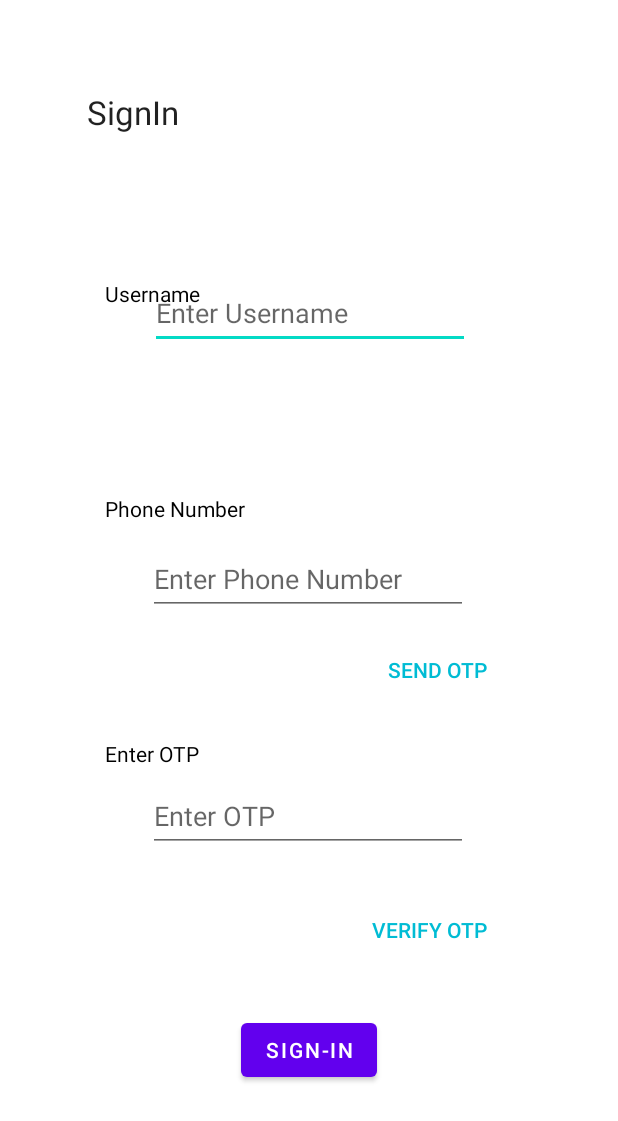
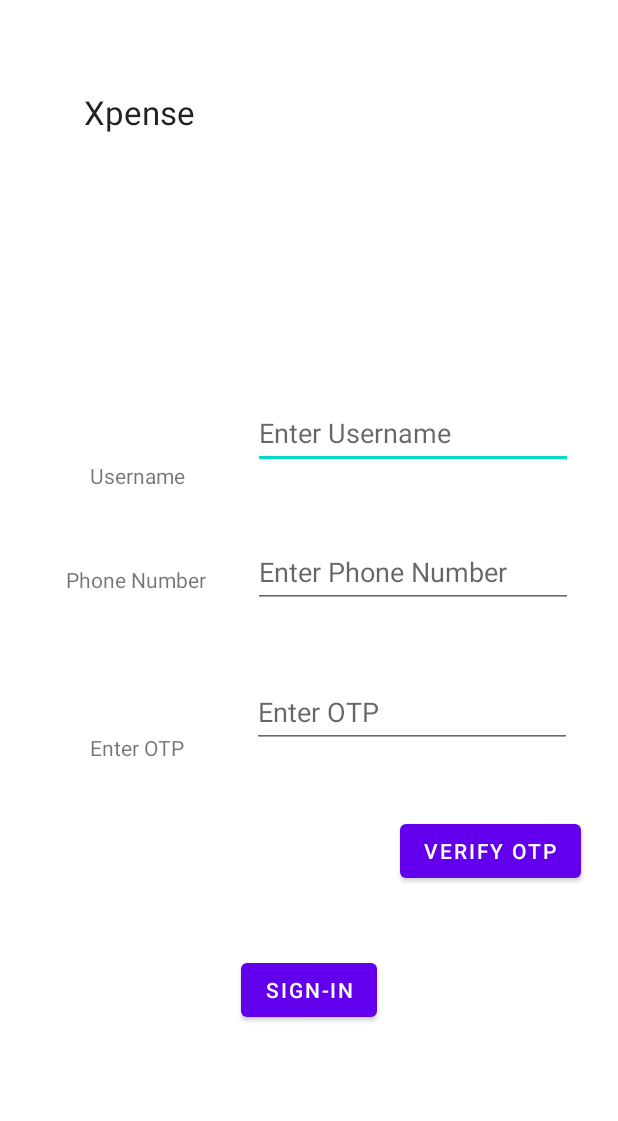
Before and after one commit to sksingh2/Xpense, an Android app: the layout activity_signin_page.xml on its own in the app's theme, with its tools: preview values and no code run, on a phone screen of 412 x 824 dp. Shown: the top 1121 px of the screen. Run offline under Robolectric (Android 15) with nearby library versions, the phone set to English and light mode, and no system bars.

Commit message:
small commit in sign up

```diff
--- a/app/src/main/res/layout/activity_signin_page.xml
+++ b/app/src/main/res/layout/activity_signin_page.xml
@@ -7,26 +7,24 @@
     tools:context=".SigninPage">
 
     <EditText
-        android:id="@+id/EnterUsername"
+        android:id="@+id/editTextTextPersonName"
         android:layout_width="wrap_content"
         android:layout_height="wrap_content"
-        android:layout_marginTop="180dp"
+        android:layout_marginTop="220dp"
+        android:layout_marginEnd="30dp"
         android:ems="10"
         android:hint="Enter Username"
         android:inputType="textPersonName"
         android:minHeight="48dp"
-        app:layout_constraintBottom_toTopOf="@+id/EnterPhoneNumber"
+        app:layout_constraintBottom_toTopOf="@+id/editTextPhone"
         app:layout_constraintEnd_toEndOf="parent"
-        app:layout_constraintHorizontal_bias="0.502"
-        app:layout_constraintStart_toStartOf="parent"
-        app:layout_constraintTop_toTopOf="parent"
-        app:layout_constraintVertical_bias="0.035" />
+        app:layout_constraintTop_toTopOf="parent" />
 
     <Button
         android:id="@+id/buttonSignUp"
         android:layout_width="wrap_content"
         android:layout_height="wrap_content"
-        android:layout_marginBottom="100dp"
+        android:layout_marginBottom="140dp"
         android:text="Sign-in"
         app:layout_constraintBottom_toBottomOf="parent"
         app:layout_constraintEnd_toEndOf="parent"
@@ -36,45 +34,46 @@
         android:id="@+id/username"
         android:layout_width="wrap_content"
         android:layout_height="wrap_content"
+        android:layout_marginStart="60dp"
+        android:layout_marginEnd="80dp"
+        android:layout_marginBottom="50dp"
         android:text="Username"
-        android:textColor="#000000"
         app:layout_constraintBottom_toTopOf="@+id/phoneNumber"
-        app:layout_constraintEnd_toEndOf="parent"
-        app:layout_constraintHorizontal_bias="0.201"
+        app:layout_constraintEnd_toStartOf="@+id/editTextTextPersonName"
+        app:layout_constraintHorizontal_bias="0.0"
         app:layout_constraintStart_toStartOf="parent"
-        app:layout_constraintTop_toBottomOf="@+id/signIn"
-        app:layout_constraintVertical_bias="0.437" />
+        app:layout_constraintTop_toBottomOf="@+id/app_name"
+        app:layout_constraintVertical_bias="1.0" />
 
     <TextView
         android:id="@+id/phoneNumber"
         android:layout_width="wrap_content"
         android:layout_height="wrap_content"
-        android:layout_marginBottom="144dp"
+        android:layout_marginStart="60dp"
+        android:layout_marginTop="194dp"
+        android:layout_marginEnd="47dp"
         android:text="Phone Number"
-        android:textColor="#000000"
-        app:layout_constraintBottom_toTopOf="@+id/EnterOtp"
-        app:layout_constraintEnd_toEndOf="parent"
-        app:layout_constraintHorizontal_bias="0.22"
+        app:layout_constraintBottom_toTopOf="@+id/getOtp"
+        app:layout_constraintEnd_toStartOf="@+id/editTextTextPersonName"
+        app:layout_constraintStart_toStartOf="parent"
+        app:layout_constraintTop_toBottomOf="@+id/app_name" />
+
+    <TextView
+        android:id="@+id/getOtp"
+        android:layout_width="wrap_content"
+        android:layout_height="wrap_content"
+        android:layout_marginStart="60dp"
+        android:layout_marginBottom="128dp"
+        android:text="Enter OTP"
+        app:layout_constraintBottom_toTopOf="@+id/buttonSignUp"
         app:layout_constraintStart_toStartOf="parent" />
 
     <TextView
-        android:id="@+id/EnterOtp"
-        android:layout_width="wrap_content"
-        android:layout_height="wrap_content"
-        android:layout_marginBottom="312dp"
-        android:text="Enter OTP"
-        android:textColor="#000000"
-        app:layout_constraintBottom_toBottomOf="parent"
-        app:layout_constraintEnd_toEndOf="parent"
-        app:layout_constraintHorizontal_bias="0.201"
-        app:layout_constraintStart_toStartOf="parent" />
-
-    <TextView
-        android:id="@+id/signIn"
+        android:id="@+id/app_name"
         android:layout_width="wrap_content"
         android:layout_height="wrap_content"
         android:layout_marginTop="60dp"
-        android:text="SignIn"
+        android:text="Xpense"
         android:textAppearance="@style/TextAppearance.AppCompat.Large"
         app:layout_constraintEnd_toEndOf="parent"
         app:layout_constraintHorizontal_bias="0.166"
@@ -82,60 +81,44 @@
         app:layout_constraintTop_toTopOf="parent" />
 
     <EditText
-        android:id="@+id/OtpPassword"
+        android:id="@+id/editTextNumberPassword"
         android:layout_width="wrap_content"
         android:layout_height="wrap_content"
-        android:layout_marginBottom="12dp"
+        android:layout_marginEnd="30dp"
         android:ems="10"
         android:hint="Enter OTP"
         android:inputType="numberPassword"
         android:minHeight="48dp"
         app:layout_constraintBottom_toTopOf="@+id/VerifyOTP"
         app:layout_constraintEnd_toEndOf="parent"
-        app:layout_constraintHorizontal_bias="0.497"
-        app:layout_constraintStart_toStartOf="parent"
-        app:layout_constraintTop_toBottomOf="@+id/sendOTP"
-        app:layout_constraintVertical_bias="0.75" />
+        app:layout_constraintHorizontal_bias="0.985"
+        app:layout_constraintStart_toEndOf="@+id/getOtp"
+        app:layout_constraintTop_toBottomOf="@+id/editTextPhone" />
 
     <EditText
-        android:id="@+id/EnterPhoneNumber"
+        android:id="@+id/editTextPhone"
         android:layout_width="wrap_content"
         android:layout_height="wrap_content"
-        android:layout_marginBottom="100dp"
+        android:layout_marginEnd="30dp"
         android:ems="10"
         android:hint="Enter Phone Number"
         android:inputType="phone"
         android:minHeight="48dp"
-        app:layout_constraintBottom_toTopOf="@+id/OtpPassword"
+        app:layout_constraintBottom_toTopOf="@+id/editTextNumberPassword"
         app:layout_constraintEnd_toEndOf="parent"
-        app:layout_constraintHorizontal_bias="0.497"
-        app:layout_constraintStart_toStartOf="parent"
-        app:layout_constraintTop_toTopOf="parent"
-        app:layout_constraintVertical_bias="0.973" />
+        app:layout_constraintHorizontal_bias="1.0"
+        app:layout_constraintStart_toEndOf="@+id/phoneNumber"
+        app:layout_constraintTop_toBottomOf="@+id/editTextTextPersonName" />
 
     <Button
         android:id="@+id/VerifyOTP"
-        style="@style/Widget.AppCompat.Button.Borderless"
         android:layout_width="wrap_content"
         android:layout_height="wrap_content"
-        android:layout_marginBottom="180dp"
         android:text="Verify OTP"
-        android:textColor="#00BCD4"
-        app:layout_constraintBottom_toBottomOf="parent"
+        app:layout_constraintBottom_toTopOf="@+id/buttonSignUp"
         app:layout_constraintEnd_toEndOf="parent"
-        app:layout_constraintHorizontal_bias="0.764"
-        app:layout_constraintStart_toStartOf="parent" />
-
-    <Button
-        android:id="@+id/sendOTP"
-        style="@style/Widget.AppCompat.Button.Borderless"
-        android:layout_width="wrap_content"
-        android:layout_height="wrap_content"
-        android:layout_marginBottom="125dp"
-        android:text="Send OTP"
-        android:textColor="#00BCD4"
-        app:layout_constraintBottom_toTopOf="@+id/VerifyOTP"
-        app:layout_constraintEnd_toEndOf="parent"
-        app:layout_constraintHorizontal_bias="0.772"
-        app:layout_constraintStart_toStartOf="parent" />
+        app:layout_constraintHorizontal_bias="0.916"
+        app:layout_constraintStart_toStartOf="parent"
+        app:layout_constraintTop_toBottomOf="@+id/editTextNumberPassword"
+        app:layout_constraintVertical_bias="0.309" />
 </androidx.constraintlayout.widget.ConstraintLayout>
--- a/app/src/main/res/values/strings.xml
+++ b/app/src/main/res/values/strings.xml
@@ -2,10 +2,11 @@
     <string name="app_name">Xpense</string>
     <string name="phone_number">Phone Number</string>
     <string name="get_otp">Get Otp</string>
-    <string name="signup">SignUp</string>
+    <string name="login">LogIn</string>
     <string name="otp">OTP</string>
-    <string name="new_user">New User ?</string>
+    <string name="sign_up">Sign Up</string>
     <string name="login_text">LogIn</string>
+    <string name="text">New User?</string>
 
     <string name="home">Home</string>
     <string name="friends">Friends</string>
```
Also changed, not shown: app/src/main/java/com/example/xpense/Sign_Up.java (+15 -15 lines), app/src/main/res/layout/activity_sign_up.xml (+30 -12 lines).
